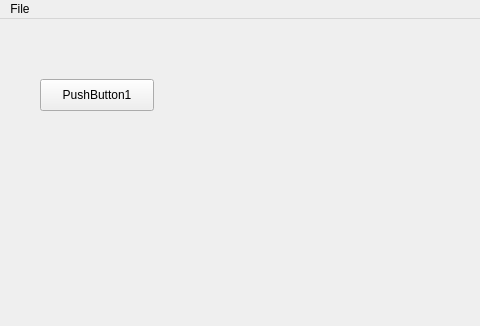
This is mainwindow.ui in mavomerkhan/qt-project1 as Qt 5 draws it before an edit; both pictures show x 0 to 480 and y 0 to 326 of the 605 by 437 pixel window. The edited form follows.
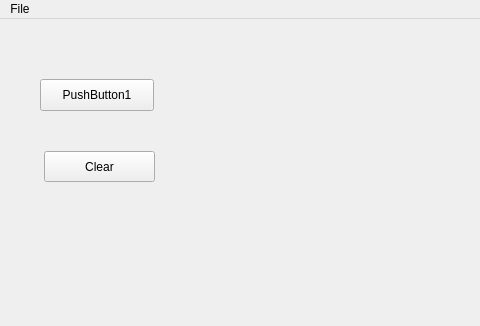
This is the edited form.

Diff of the .ui file:
```diff
--- a/mainwindow.ui
+++ b/mainwindow.ui
@@ -27,6 +27,19 @@
      <string>PushButton1</string>
     </property>
    </widget>
+   <widget class="QPushButton" name="pushButton_2">
+    <property name="geometry">
+     <rect>
+      <x>44</x>
+      <y>132</y>
+      <width>111</width>
+      <height>31</height>
+     </rect>
+    </property>
+    <property name="text">
+     <string>Clear</string>
+    </property>
+   </widget>
   </widget>
   <widget class="QStatusBar" name="statusBar"/>
   <widget class="QMenuBar" name="menuBar">
```
Left out of the diff: 2 changed lines with no effect on the pictures.
